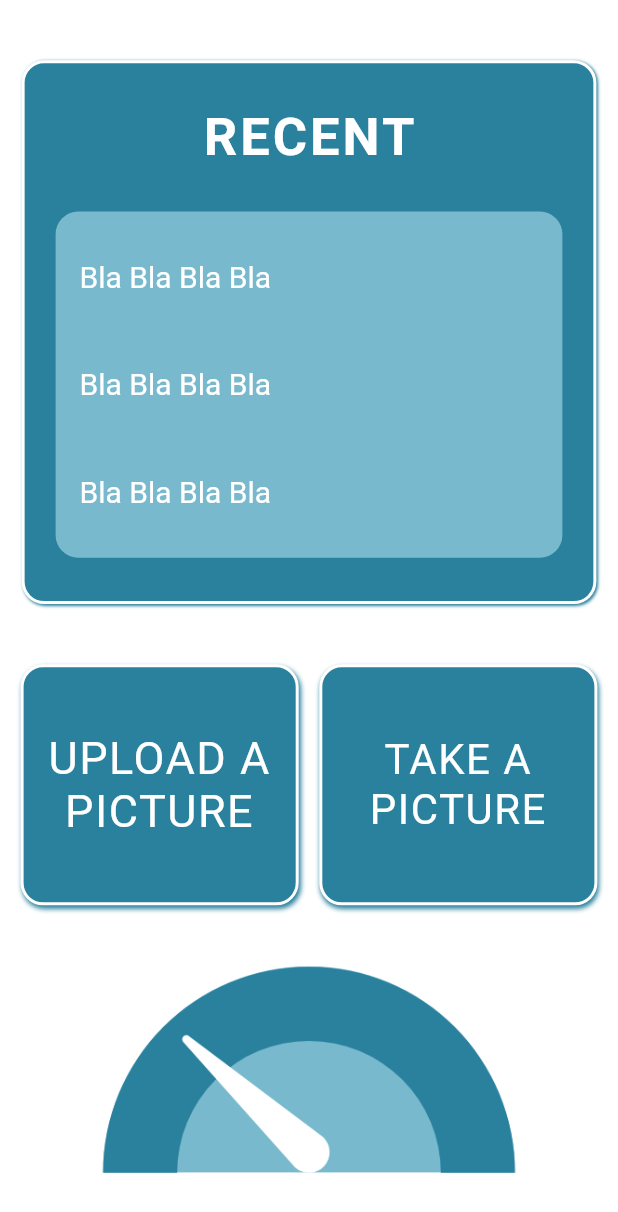
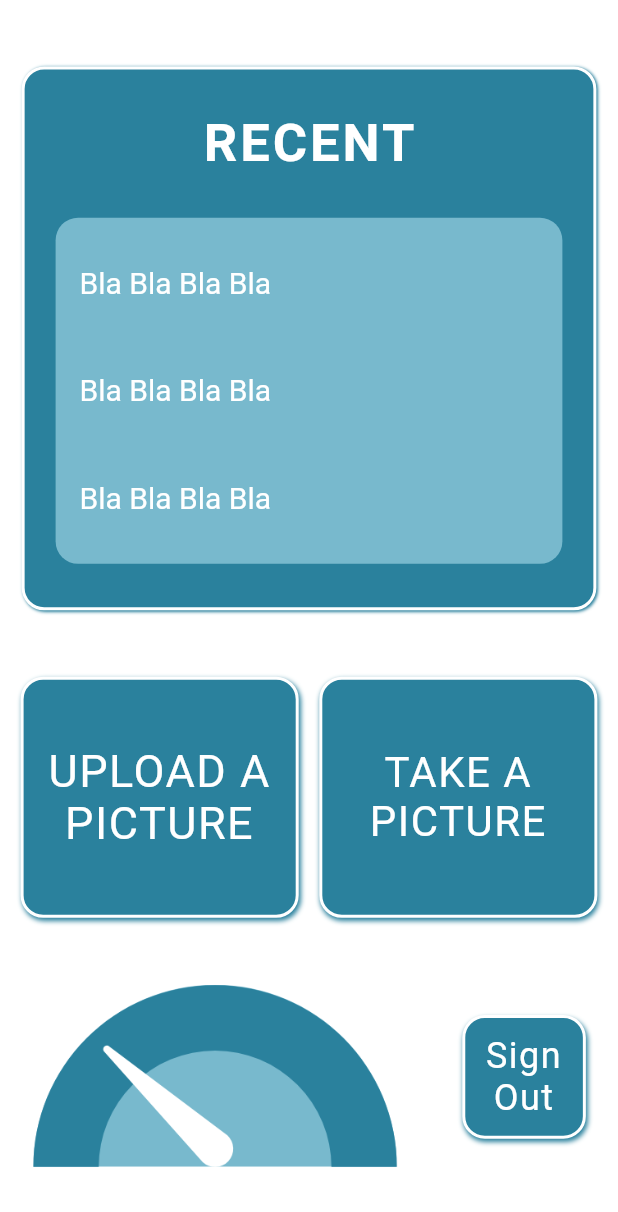
Before and after one commit to l3limp/Blitzz, a Flutter app: the HomeScreen screen opened by its route, on a phone screen of 412 x 824 dp. Shown: the top 1212 px of the screen. Run offline on Flutter 3.47's test engine with Material 2 defaults, Android fonts, the phone set to English and light mode, and no system bars; our stand-ins replace cloud_firestore, firebase_auth, firebase_core, flutter_staggered_animations, geocoding, google_fonts and 1 more; accounts and stored records are empty.

Commit message:
added sign out button

```diff
--- a/lib/screens/home_screen.dart
+++ b/lib/screens/home_screen.dart
@@ -184,17 +184,56 @@ class HomeScreen extends StatelessWidget {
                   ),
                 ],
               ),
+              Row(
+                mainAxisAlignment: MainAxisAlignment.spaceAround,
+                children: [
                   Hero(
                     tag: 'logo',
                     child: Material(
                       color: Colors.transparent,
                       child: SizedBox(
-                      height: _height * 0.17,
+                          height: _height * 0.15,
                           child: const Image(
                             image: AssetImage("assets/images/blitz_logo.png"),
                             fit: BoxFit.cover,
                           )),
                     ),
+                  ),
+                  InkWell(
+                    onTap: () async {
+                      await _auth.signOut();
+                      Navigator.pushNamed(context, '/');
+                    },
+                    child: Container(
+                      child: Center(
+                        child: Text(
+                          "Sign Out",
+                          textAlign: TextAlign.center,
+                          style: GoogleFonts.roboto(
+                            textStyle: const TextStyle(
+                              color: Colors.white,
+                              letterSpacing: 1,
+                              fontSize: 24,
+                            ),
+                          ),
+                        ),
+                      ),
+                      decoration: BoxDecoration(
+                        borderRadius: BorderRadius.circular(15.0),
+                        color: _theme.primaryColor,
+                        boxShadow: [
+                          BoxShadow(
+                              color: _theme.primaryColor,
+                              blurRadius: 2,
+                              offset: const Offset(1, 2)),
+                        ],
+                        border: Border.all(color: Colors.white, width: 2),
+                      ),
+                      height: _height * 0.1,
+                      width: _width * 0.2,
+                    ),
+                  ),
+                ],
               )
             ],
           ),
```
Lines whose indentation alone changed are shown as unchanged.
